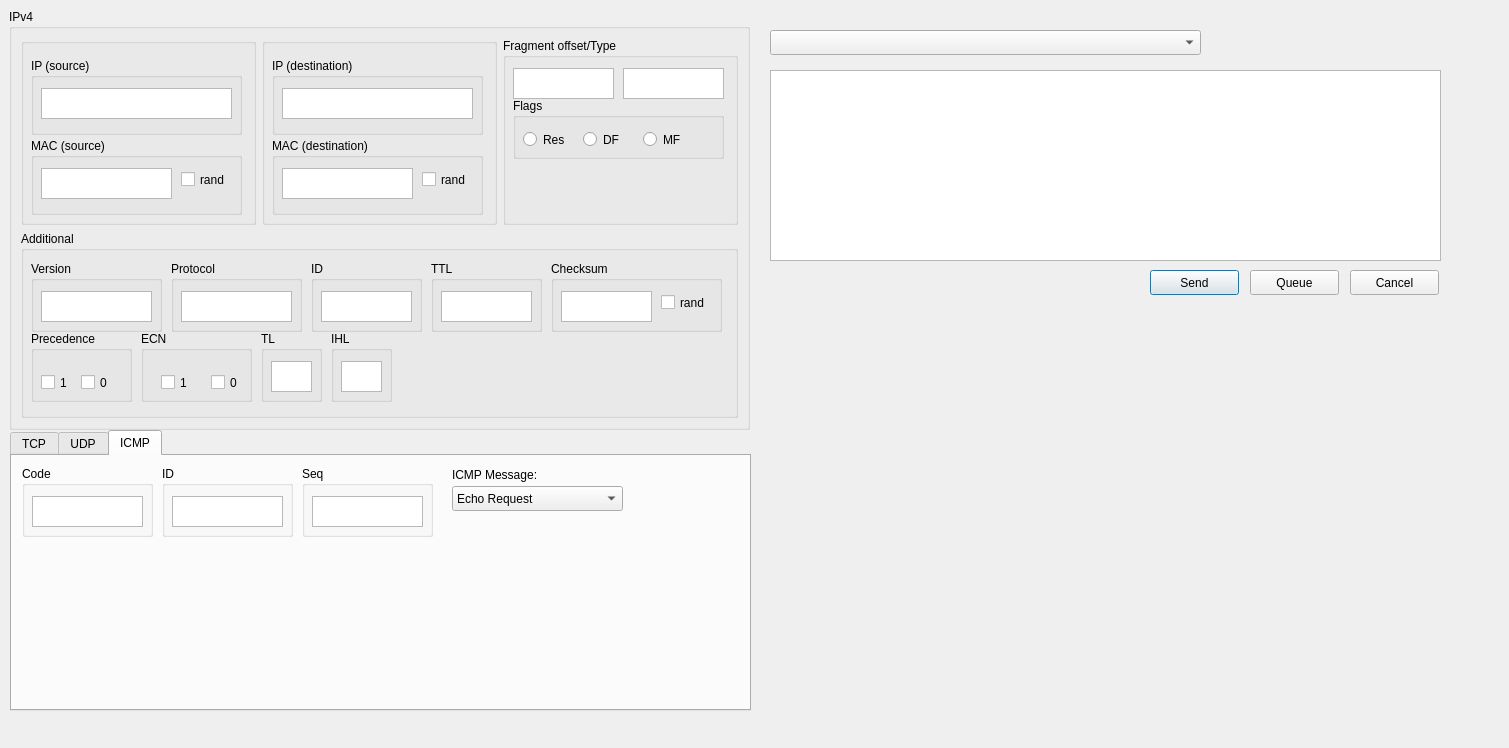
Old version of the form prog.ui in the repository Hiirigma/packGen.
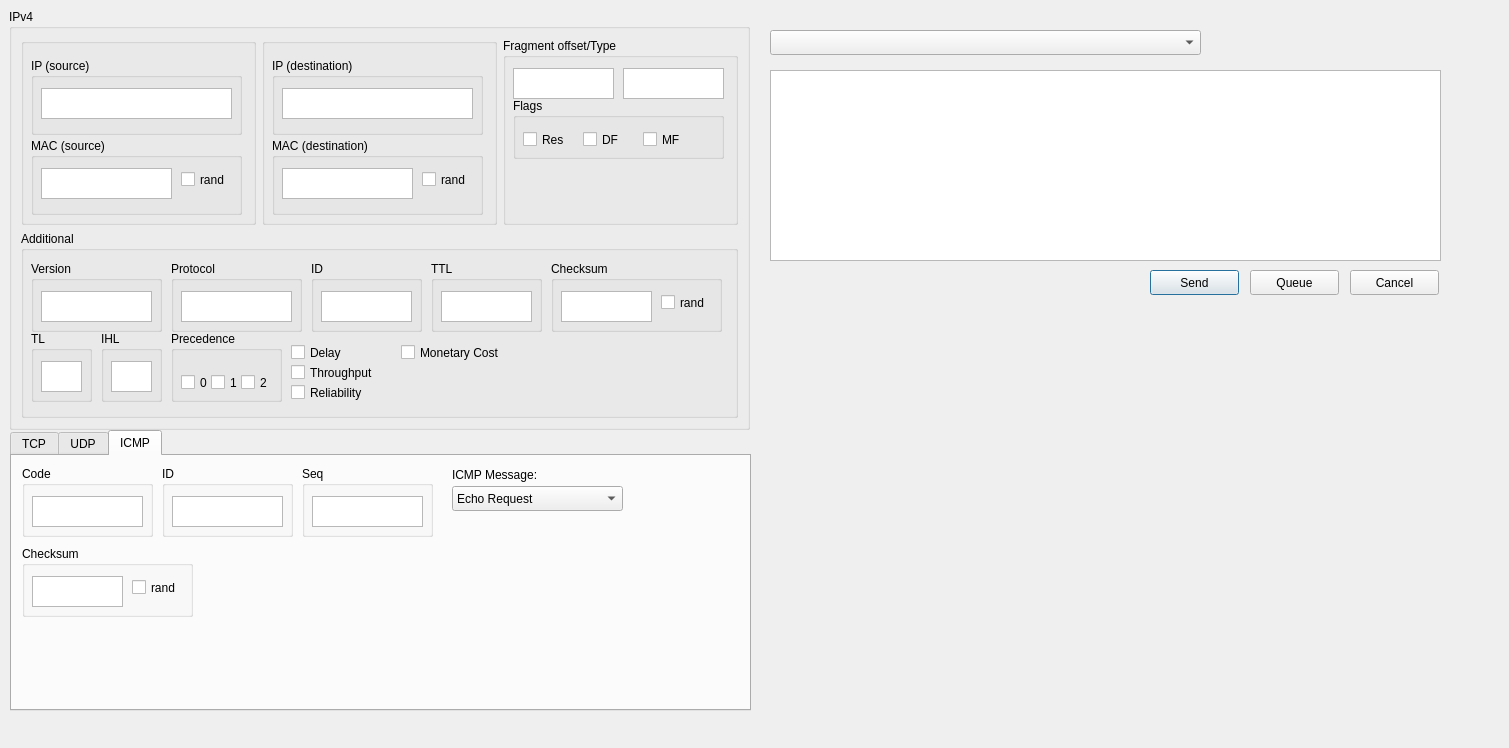
New version of the form. The open tabs and pages were chosen to show the change.

```diff
--- a/prog.ui
+++ b/prog.ui
@@ -140,7 +140,7 @@
        <property name="title">
         <string>Flags</string>
        </property>
-       <widget class="QRadioButton" name="ResRadioBtn">
+       <widget class="QCheckBox" name="ResRadioBtn">
         <property name="geometry">
          <rect>
           <x>10</x>
@@ -153,7 +153,7 @@
          <string>Res</string>
         </property>
        </widget>
-       <widget class="QRadioButton" name="DFRadioBtn">
+       <widget class="QCheckBox" name="DFRadioBtn">
         <property name="geometry">
          <rect>
           <x>70</x>
@@ -166,7 +166,7 @@
          <string>DF</string>
         </property>
        </widget>
-       <widget class="QRadioButton" name="MFRadioBtn">
+       <widget class="QCheckBox" name="MFRadioBtn">
         <property name="geometry">
          <rect>
           <x>130</x>
@@ -328,9 +328,9 @@
       <widget class="QGroupBox" name="PrecBox">
        <property name="geometry">
         <rect>
-         <x>10</x>
+         <x>150</x>
          <y>100</y>
-         <width>101</width>
+         <width>111</width>
          <height>71</height>
         </rect>
        </property>
@@ -340,7 +340,7 @@
        <widget class="QCheckBox" name="PrecCheckBox0">
         <property name="geometry">
          <rect>
-          <x>50</x>
+          <x>10</x>
           <y>40</y>
           <width>31</width>
           <height>23</height>
@@ -353,7 +353,7 @@
        <widget class="QCheckBox" name="PrecCheckBox1">
         <property name="geometry">
          <rect>
-          <x>10</x>
+          <x>40</x>
           <y>40</y>
           <width>31</width>
           <height>23</height>
@@ -363,20 +363,7 @@
          <string>1</string>
         </property>
        </widget>
-      </widget>
-      <widget class="QGroupBox" name="ECNBox">
-       <property name="geometry">
-        <rect>
-         <x>120</x>
-         <y>100</y>
-         <width>111</width>
-         <height>71</height>
-        </rect>
-       </property>
-       <property name="title">
-        <string>ECN</string>
-       </property>
-       <widget class="QCheckBox" name="ECNCheckBox0">
+       <widget class="QCheckBox" name="PrecCheckBox2">
         <property name="geometry">
          <rect>
           <x>70</x>
@@ -386,27 +373,14 @@
          </rect>
         </property>
         <property name="text">
-         <string>0</string>
-        </property>
-       </widget>
-       <widget class="QCheckBox" name="ECNCheckBox1">
-        <property name="geometry">
-         <rect>
-          <x>20</x>
-          <y>40</y>
-          <width>31</width>
-          <height>23</height>
-         </rect>
-        </property>
-        <property name="text">
-         <string>1</string>
+         <string>2</string>
         </property>
        </widget>
       </widget>
       <widget class="QGroupBox" name="TLBox">
        <property name="geometry">
         <rect>
-         <x>240</x>
+         <x>10</x>
          <y>100</y>
          <width>61</width>
          <height>71</height>
@@ -429,7 +403,7 @@
       <widget class="QGroupBox" name="IHLBox">
        <property name="geometry">
         <rect>
-         <x>310</x>
+         <x>80</x>
          <y>100</y>
          <width>61</width>
          <height>71</height>
@@ -449,6 +423,58 @@
         </property>
        </widget>
       </widget>
+      <widget class="QCheckBox" name="DelayCheck">
+       <property name="geometry">
+        <rect>
+         <x>270</x>
+         <y>110</y>
+         <width>92</width>
+         <height>23</height>
+        </rect>
+       </property>
+       <property name="text">
+        <string>Delay</string>
+       </property>
+      </widget>
+      <widget class="QCheckBox" name="ThrCheck">
+       <property name="geometry">
+        <rect>
+         <x>270</x>
+         <y>130</y>
+         <width>101</width>
+         <height>23</height>
+        </rect>
+       </property>
+       <property name="text">
+        <string>Throughput</string>
+       </property>
+      </widget>
+      <widget class="QCheckBox" name="RelCheck">
+       <property name="geometry">
+        <rect>
+         <x>270</x>
+         <y>150</y>
+         <width>101</width>
+         <height>23</height>
+        </rect>
+       </property>
+       <property name="text">
+        <string>Reliability</string>
+       </property>
+      </widget>
+      <widget class="QCheckBox" name="CostCheck">
+       <property name="geometry">
+        <rect>
+         <x>380</x>
+         <y>110</y>
+         <width>131</width>
+         <height>23</height>
+        </rect>
+       </property>
+       <property name="text">
+        <string>Monetary Cost</string>
+       </property>
+      </widget>
      </widget>
     </item>
     <item row="1" column="0">
@@ -1170,6 +1196,42 @@
       <string>ICMP Message:</string>
      </property>
     </widget>
+    <widget class="QGroupBox" name="ChsumBoxICMP">
+     <property name="geometry">
+      <rect>
+       <x>10</x>
+       <y>90</y>
+       <width>171</width>
+       <height>71</height>
+      </rect>
+     </property>
+     <property name="title">
+      <string>Checksum</string>
+     </property>
+     <widget class="QTextEdit" name="ChsumEditICMP">
+      <property name="geometry">
+       <rect>
+        <x>10</x>
+        <y>30</y>
+        <width>91</width>
+        <height>31</height>
+       </rect>
+      </property>
+     </widget>
+     <widget class="QCheckBox" name="ChsumCheckICMP">
+      <property name="geometry">
+       <rect>
+        <x>110</x>
+        <y>30</y>
+        <width>51</width>
+        <height>23</height>
+       </rect>
+      </property>
+      <property name="text">
+       <string>rand</string>
+      </property>
+     </widget>
+    </widget>
    </widget>
   </widget>
   <widget class="QGroupBox" name="DataBox">
```
Left out of the diff: 2 changed lines with no effect on the pictures.
